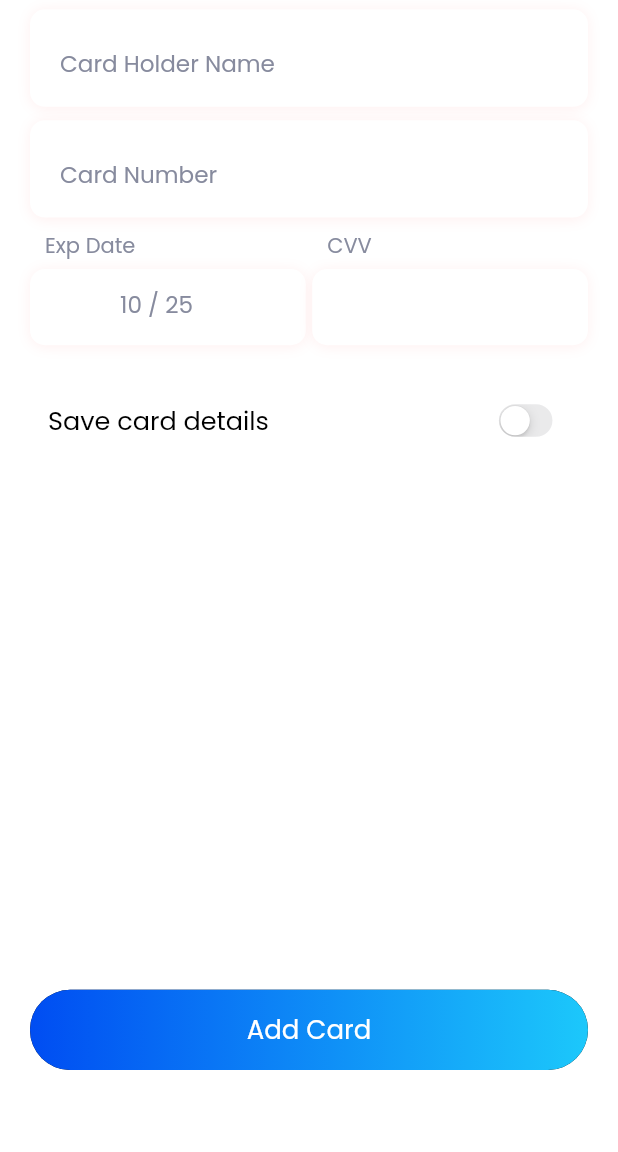
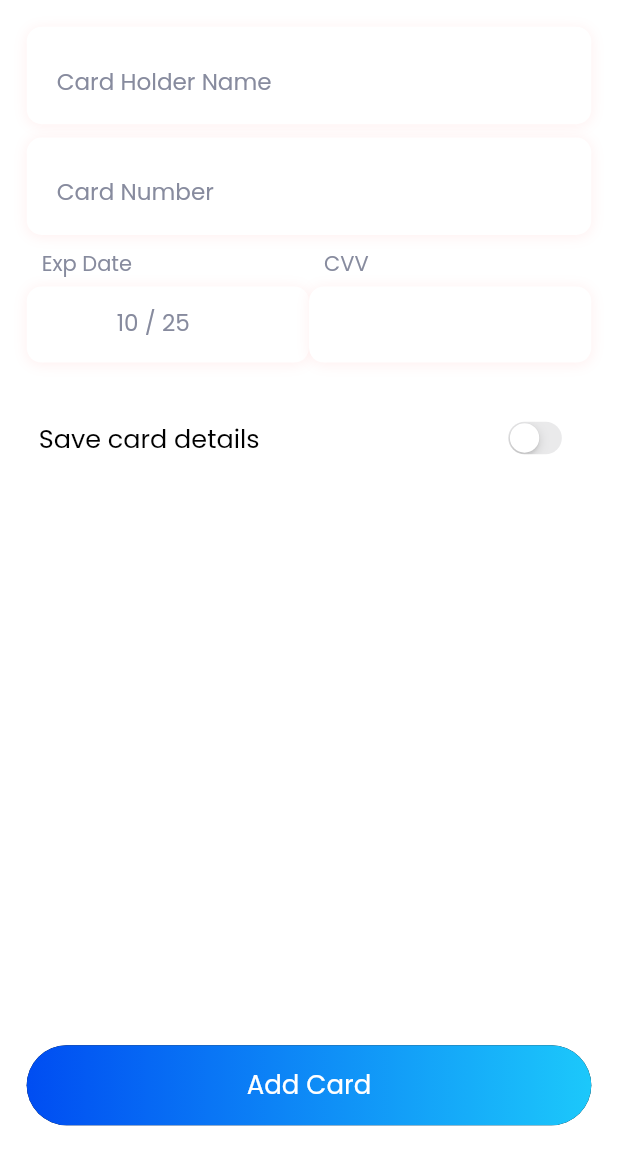
Before and after one commit to Furqan-Ahmed-bot/p2p, a Flutter app: the PAYMENTMETHODDScreen screen opened by its route, on a phone screen of 412 x 824 dp, the part 84-1236 px from its top. Run offline on Flutter 3.47's test engine with Material 2 defaults, Android fonts, the phone set to English and light mode, and no system bars; our stand-ins replace audio_video_progress_bar, carousel_slider, circular_countdown_timer, dotted_border, file_picker, firebase_core and 11 more; missing offline and left inert: camera_camera, textfield_tags; accounts and stored records are empty.

Commit message:
4-5-2023 AM  3:50 AM

```diff
--- a/lib/Home/Paymentmethhod.dart
+++ b/lib/Home/Paymentmethhod.dart
@@ -1,7 +1,5 @@
 import 'package:flutter/cupertino.dart';
-import 'package:flutter/material.dart';
-import 'package:flutter_screenutil/flutter_screenutil.dart';
-import 'package:get/get.dart';
+import 'package:p2ptraffic/export_all.dart';
 
 class PAYMENTMETHODDScreen extends StatefulWidget {
   const PAYMENTMETHODDScreen({super.key});
@@ -57,14 +55,14 @@ class _PAYMENTMETHODStateDScreen extends State<PAYMENTMETHODDScreen> {
           ),
         ),
       ),
-      body: Container(
-        width: double.infinity,
-        child: SingleChildScrollView(
-          child: Padding(
-            padding: const EdgeInsets.symmetric(horizontal: 20),
-            child: Column(
+      bottomNavigationBar: Padding(
+        padding: EdgeInsets.all(20.r),
+        child: CustomButtonWidget(text: 'Add Card', onTap: () => Get.close(1)),
+      ),
+      body: ListView(
+        padding: EdgeInsets.symmetric(horizontal: 20.r, vertical: 20.r),
+        physics: const NeverScrollableScrollPhysics(),
         children: [
-                7.verticalSpace,
           TextField("Card Holder Name"),
           10.verticalSpace,
           TextField("Card Number"),
@@ -72,7 +70,8 @@ class _PAYMENTMETHODStateDScreen extends State<PAYMENTMETHODDScreen> {
           Row(
             mainAxisAlignment: MainAxisAlignment.spaceBetween,
             children: [
-                    Column(
+              Expanded(
+                child: Column(
                   crossAxisAlignment: CrossAxisAlignment.start,
                   children: [
                     Padding(
@@ -86,7 +85,9 @@ class _PAYMENTMETHODStateDScreen extends State<PAYMENTMETHODDScreen> {
                     sTextField("10 / 25"),
                   ],
                 ),
-                    Column(
+              ),
+              Expanded(
+                child: Column(
                   crossAxisAlignment: CrossAxisAlignment.start,
                   children: [
                     Padding(
@@ -100,54 +101,12 @@ class _PAYMENTMETHODStateDScreen extends State<PAYMENTMETHODDScreen> {
                     sTextField(""),
                   ],
                 ),
+              ),
             ],
           ),
           30.verticalSpace,
           Cupertino(),
-                400.verticalSpace,
-                GestureDetector(
-                  onTap: () {
-                    Get.back();
-                    // final bottomcontroller = Get.put(BottomController());
-                    // bottomcontroller.navBarChange(0);
-                    // Get.to(() => MainScreen());
-                  },
-                  child: Container(
-                    width: 388.w,
-                    height: 60.h,
-                    decoration: BoxDecoration(
-                      gradient: LinearGradient(
-                        begin: Alignment.bottomRight,
-                        end: Alignment.bottomLeft,
-                        colors: [
-                          Color(0xff1CC8FB),
-                          Color(0xff004DF2),
         ],
-                      ),
-                      boxShadow: [
-                        BoxShadow(
-                          offset: Offset(0, 0),
-                        ),
-                      ],
-                      borderRadius: BorderRadius.circular(30.r),
-                    ),
-                    child: Center(
-                      child: Row(
-                        mainAxisAlignment: MainAxisAlignment.center,
-                        children: [
-                          Text(
-                            "Add Card",
-                            style: TextStyle(color: Colors.white, fontSize: 18.sp),
-                          ),
-                        ],
-                      ),
-                    ),
-                  ),
-                ),
-              ],
-            ),
-          ),
-        ),
       ),
     );
   }
@@ -217,7 +176,10 @@ class _PAYMENTMETHODStateDScreen extends State<PAYMENTMETHODDScreen> {
           children: [
             Text(
               "Save card details",
-              style: TextStyle(color: Colors.black, fontSize: 17, fontWeight: FontWeight.normal),
+              style: TextStyle(
+                  color: Colors.black,
+                  fontSize: 17,
+                  fontWeight: FontWeight.normal),
             ),
             Transform.scale(
               scale: 0.7,
@@ -241,8 +203,8 @@ class _PAYMENTMETHODStateDScreen extends State<PAYMENTMETHODDScreen> {
     txt,
   ) {
     return Container(
-      width: 191.w,
       height: 57.h,
+      // width: Get.width * 0.43,
       decoration: BoxDecoration(
         borderRadius: BorderRadius.circular(10),
         color: Colors.white,
--- a/lib/service/api_service.dart
+++ b/lib/service/api_service.dart
@@ -256,6 +256,7 @@ class ApiService {
             ));
       }
     } catch (e) {
+      Get.back();
       // log(e.toString());
       Get.snackbar(
         'Error',
@@ -276,6 +277,13 @@ class ApiService {
 
   ///LOGIN API
   callLogin(context, data) async {
+    showDialog(
+        context: context,
+        barrierDismissible: false,
+        builder: (BuildContext context) {
+          return spinkit;
+        });
+
     final uri = Uri.parse('${apiGlobal}/login');
     final headers = {'Content-Type': 'application/json'};
     String jsonBody = json.encode(data);
@@ -290,7 +298,7 @@ class ApiService {
       if (response.statusCode == 301) {
         authToken = res_data['data']['authToken'];
         refreshToken = res_data['data']['refreshToken'];
-
+        Get.back();
         Get.to(() => const CreateProfileScreen());
         return;
       } else if (res_data['status'] == true) {
@@ -300,19 +308,8 @@ class ApiService {
         final bottomcontroller = Get.put(BottomController());
         bottomcontroller.navBarChange(0);
         Get.to(() => MainScreen());
-        Get.snackbar('Success', res_data['message'],
-            snackPosition: SnackPosition.TOP,
-            backgroundGradient: LinearGradient(
-              begin: Alignment.bottomRight,
-              end: Alignment.bottomLeft,
-              colors: [
-                Color(0xff1CC8FB),
-                Color(0xff004DF2),
-              ],
-            ));
-
-        Get.to(() => MainScreen());
       } else if (!res_data['status'] == true) {
+        Get.back();
         Get.snackbar('Error', res_data['message'],
             snackPosition: SnackPosition.TOP,
             colorText: Colors.white,
```
Lines whose indentation alone changed are shown as unchanged.
